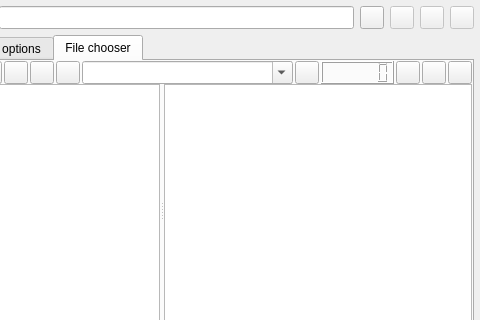
This is deviceconfigurator.ui in qmc2/qmc2-mame-fe as Qt 5 draws it before an edit; both pictures show x 156 to 636 and y 0 to 320 of the 636 by 626 pixel window. The edited form follows.
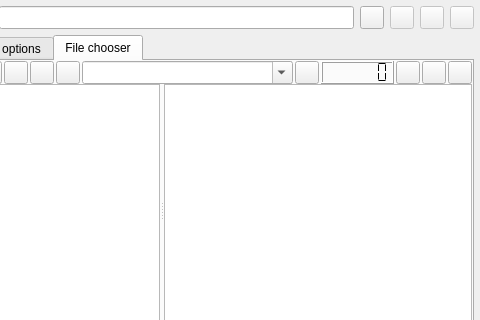
This is the edited form. The open tabs and pages were chosen to show the change. Icons and pictures are not drawn.

Commit message: imp: adjusted the LCD's segment style

```diff
--- a/deviceconfigurator.ui
+++ b/deviceconfigurator.ui
@@ -425,7 +425,7 @@
                  <number>6</number>
                 </property>
                 <property name="segmentStyle">
-                 <enum>QLCDNumber::Outline</enum>
+                 <enum>QLCDNumber::Flat</enum>
                 </property>
                </widget>
               </item>
```
The commit also changes 1 other file.
